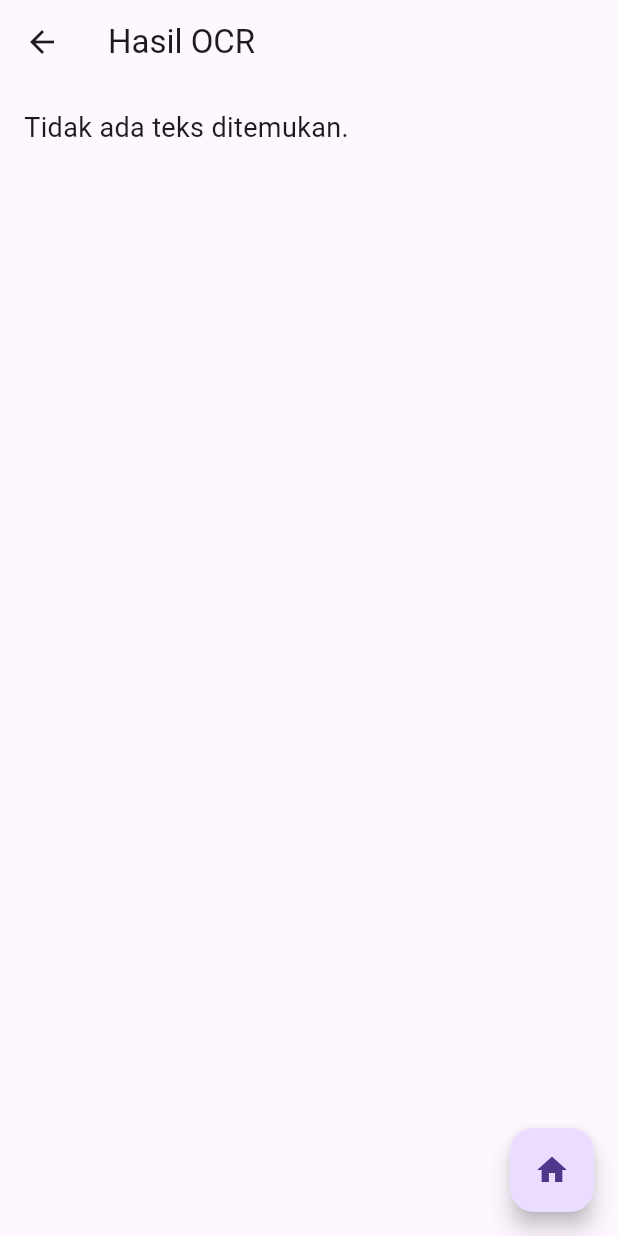
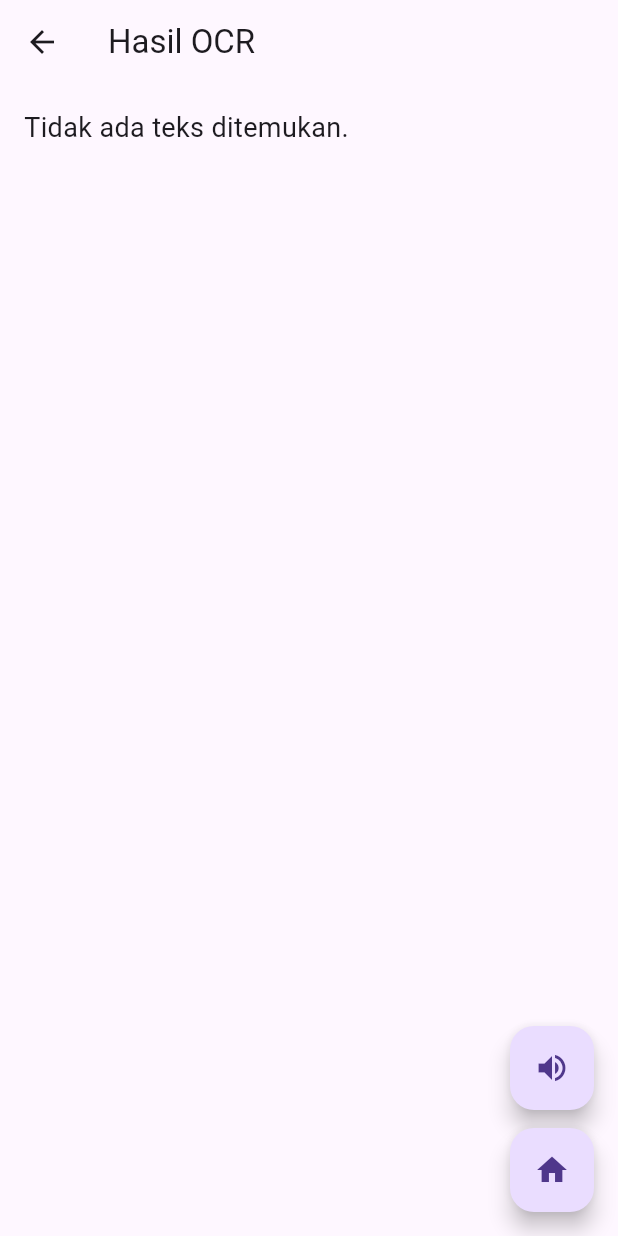
Before and after one commit to tasyasss/Sem5_Mobile, a Flutter app: the ResultScreen screen opened directly with empty values, on a phone screen of 412 x 824 dp. Run offline on Flutter 3.47's test engine with Material 3 defaults, Android fonts, the light colour scheme and no system bars; our stand-ins replace camera, flutter_tts, go_router; missing offline and left inert: google_mlkit_text_recognition.

Commit message:
UTS: Selesai Soal 3 - Implementasi Flutter TTS

```diff
--- a/FlutterGitbook/7_Aplikasi_OCR/ocr_sederhana/lib/screens/result_screen.dart
+++ b/FlutterGitbook/7_Aplikasi_OCR/ocr_sederhana/lib/screens/result_screen.dart
@@ -1,10 +1,37 @@
 import 'package:flutter/material.dart';
 import 'home_screen.dart';
+import 'package:flutter_tts/flutter_tts.dart';
 
-class ResultScreen extends StatelessWidget {
+class ResultScreen extends StatefulWidget {
   final String ocrText;
 
-  const ResultScreen({Key? key, required this.ocrText}) : super(key: key);
+  const ResultScreen({super.key, required this.ocrText});
+
+  @override
+  State<ResultScreen> createState() => _ResultScreenState();
+}
+
+class _ResultScreenState extends State<ResultScreen> {
+  late FlutterTts _flutterTts;
+
+  @override
+  void initState() {
+    super.initState();
+    _flutterTts = FlutterTts();
+    _flutterTts.setLanguage("id-ID");
+  }
+
+  @override
+  void dispose() {
+    _flutterTts.stop();
+    super.dispose();
+  }
+
+  Future<void> _speak() async {
+    if (widget.ocrText.isEmpty) return;
+    await _flutterTts.stop();
+    await _flutterTts.speak(widget.ocrText);
+  }
 
   @override
   Widget build(BuildContext context) {
@@ -14,20 +41,36 @@ class ResultScreen extends StatelessWidget {
         padding: const EdgeInsets.all(16.0),
         child: SingleChildScrollView(
           child: SelectableText(
-            ocrText.isEmpty ? 'Tidak ada teks ditemukan.' : ocrText,
+            widget.ocrText.isEmpty
+                ? 'Tidak ada teks ditemukan.'
+                : widget.ocrText,
             style: const TextStyle(fontSize: 18),
           ),
         ),
       ),
-      floatingActionButton: FloatingActionButton(
+      floatingActionButton: Column(
+        mainAxisSize: MainAxisSize.min,
+        children: [
+          FloatingActionButton(
+            heroTag: 'ttsSpeak',
+            child: const Icon(Icons.volume_up),
+            onPressed: _speak,
+            tooltip: 'Bacakan Teks',
+          ),
+          const SizedBox(height: 12),
+          FloatingActionButton(
+            heroTag: 'goHome',
             child: const Icon(Icons.home),
             onPressed: () {
               Navigator.pushAndRemoveUntil(
                 context,
-            MaterialPageRoute(builder: (context) => const HomeScreen()),
+                MaterialPageRoute(builder: (_) => const HomeScreen()),
                 (route) => false,
               );
             },
+            tooltip: 'Kembali ke Home',
+          ),
+        ],
       ),
     );
   }
--- a/FlutterGitbook/7_Aplikasi_OCR/ocr_sederhana/pubspec.yaml
+++ b/FlutterGitbook/7_Aplikasi_OCR/ocr_sederhana/pubspec.yaml
@@ -37,6 +37,7 @@ dependencies:
   camera: ^0.11.2
   path_provider: ^2.1.2
   path: ^1.8.3
+  flutter_tts: ^3.8.3
 
 dev_dependencies:
   flutter_test:
```
Also changed, not shown: FlutterGitbook/7_Aplikasi_OCR/ocr_sederhana/pubspec.lock, 3 other files. Lines whose indentation alone changed are shown as unchanged.
